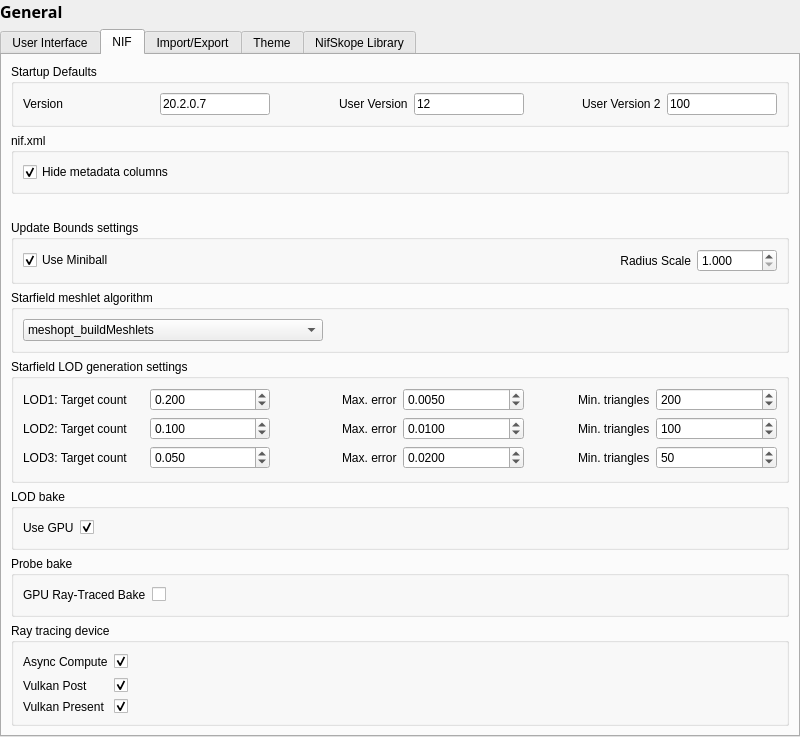
This is src/ui/settingsgeneral.ui in BungoV/NifSkope-WildWastelandEdition as Qt 5 draws it before an edit. The edited form follows.
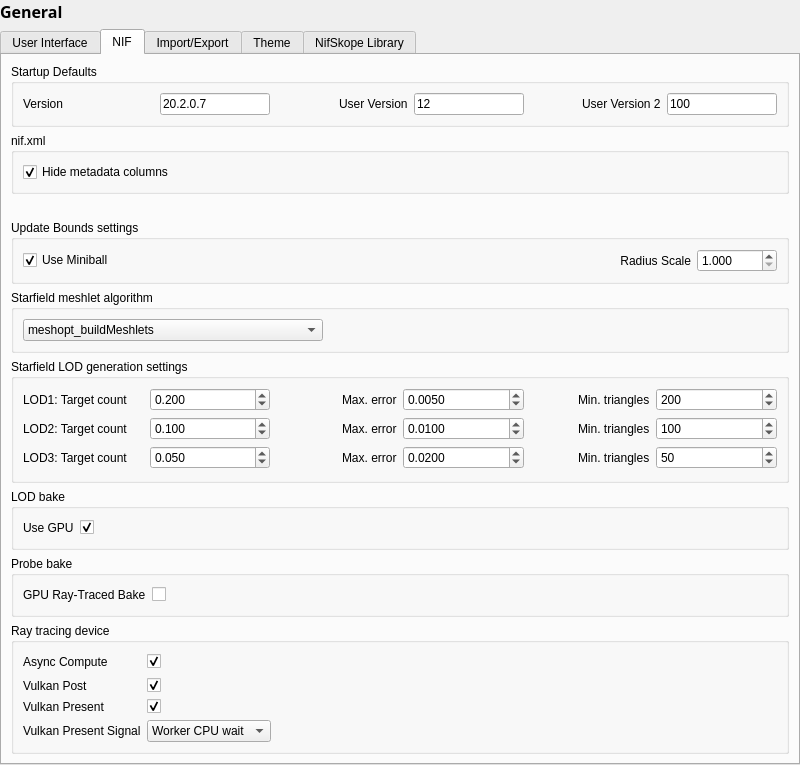
This is the edited form. The open tabs and pages were chosen to show the change. Custom widgets are drawn as their Qt base class.

Commit message: VKFRAME1 build 91: signal route key, worker CPU wait default, frame-start by step

Patch:
```diff
--- a/src/ui/settingsgeneral.ui
+++ b/src/ui/settingsgeneral.ui
@@ -916,6 +916,38 @@
             </property>
            </widget>
           </item>
+          <item row="3" column="0">
+           <widget class="QLabel" name="lblVulkanPresentSignal">
+            <property name="text">
+             <string>Vulkan Present Signal</string>
+            </property>
+            <property name="buddy">
+             <cstring>vulkanPresentSignal</cstring>
+            </property>
+           </widget>
+          </item>
+          <item row="3" column="1">
+           <widget class="QComboBox" name="vulkanPresentSignal">
+            <property name="currentIndex">
+             <number>2</number>
+            </property>
+            <item>
+             <property name="text">
+              <string>Drawing thread</string>
+             </property>
+            </item>
+            <item>
+             <property name="text">
+              <string>Worker GL signal</string>
+             </property>
+            </item>
+            <item>
+             <property name="text">
+              <string>Worker CPU wait</string>
+             </property>
+            </item>
+           </widget>
+          </item>
          </layout>
         </widget>
        </item>
```
The commit also changes 6 other files.
